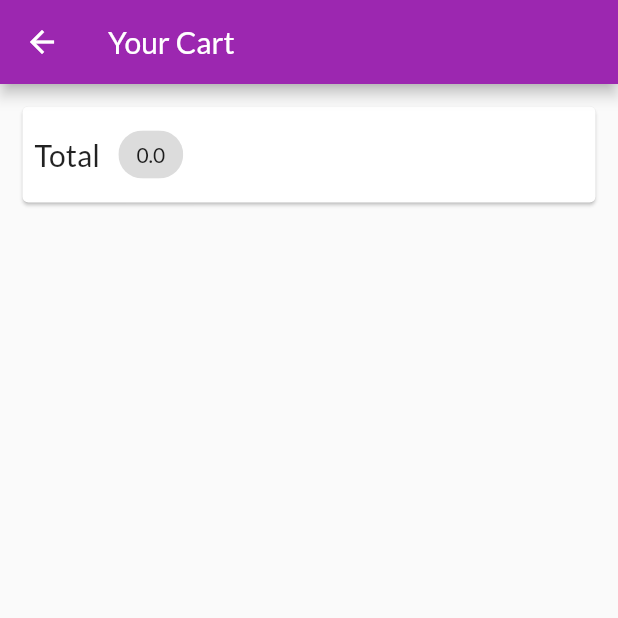
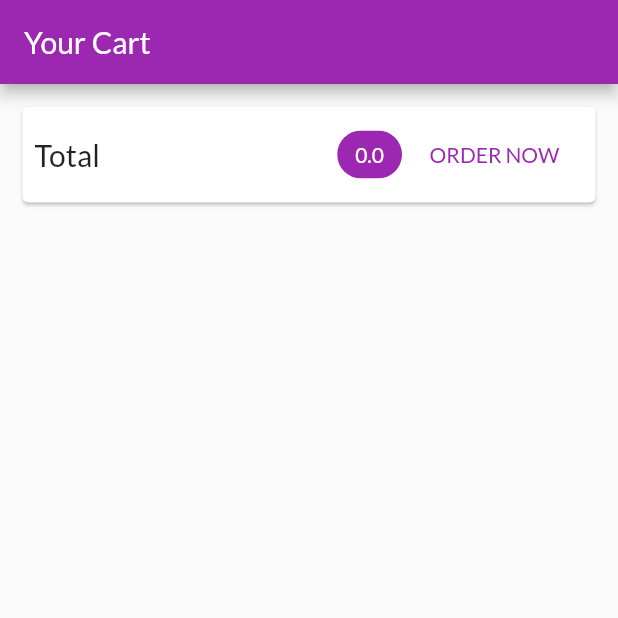
Before and after one commit to pit304/flutter_shop, a Flutter app: the CartScreen screen opened directly, on a phone screen of 412 x 824 dp, the top half of it. Run offline on Flutter 3.47's test engine with Material 2 defaults, Android fonts, the phone set to English and light mode, and no system bars; network calls fail.

Commit message:
lesson 203: cart screen

```diff
--- a/lib/main.dart
+++ b/lib/main.dart
@@ -3,6 +3,7 @@
 
 import './providers/cart.dart';
 import './providers/products.dart';
+import './screens/cart_screen.dart';
 import './screens/product_detail_screen.dart';
 import './screens/products_overview_screen.dart';
 
@@ -29,6 +30,7 @@
         home: ProductsOverviewScreen(),
         routes: {
           ProductDetailScreen.routeName: (ctx) => ProductDetailScreen(),
+          CartScreen.routeName: (ctx) => CartScreen(),
         },
       ),
     );
--- a/lib/screens/car_screen.dart
+++ /dev/null
@@ -1,38 +0,0 @@
-import 'package:flutter/material.dart';
-import 'package:provider/provider.dart';
-
-import '../providers/cart.dart';
-
-class CartScreen extends StatelessWidget {
-  @override
-  Widget build(BuildContext context) {
-    final cart = Provider.of<Cart>(context);
-    return Scaffold(
-      appBar: AppBar(
-        title: Text('Your Cart'),
-      ),
-      body: Column(
-        children: <Widget>[
-          Card(
-            margin: EdgeInsets.all(15),
-            child: Padding(
-              padding: EdgeInsets.all(8),
-              child: Row(
-                children: <Widget>[
-                  Text(
-                    'Total',
-                    style: TextStyle(fontSize: 20),
-                  ),
-                  SizedBox(
-                    width: 10,
-                  ),
-                  Chip(label: Text(cart.totalAmount.toString()),),
-                ],
-              ),
-            ),
-          ),
-        ],
-      ),
-    );
-  }
-}
--- /dev/null
+++ b/lib/screens/cart_screen.dart
@@ -0,0 +1,68 @@
+import 'package:flutter/material.dart';
+import 'package:provider/provider.dart';
+
+import '../providers/cart.dart' show Cart;
+import '../widgets/cart_item.dart';
+
+class CartScreen extends StatelessWidget {
+  static const routeName = '/cart';
+
+  @override
+  Widget build(BuildContext context) {
+    final cart = Provider.of<Cart>(context);
+    return Scaffold(
+      appBar: AppBar(
+        title: Text('Your Cart'),
+      ),
+      body: Column(
+        children: <Widget>[
+          Card(
+            margin: EdgeInsets.all(15),
+            child: Padding(
+              padding: EdgeInsets.all(8),
+              child: Row(
+                mainAxisAlignment: MainAxisAlignment.spaceBetween,
+                children: <Widget>[
+                  Text(
+                    'Total',
+                    style: TextStyle(fontSize: 20),
+                  ),
+                  Spacer(),
+                  Chip(
+                    label: Text(
+                      cart.totalAmount.toString(),
+                      style: TextStyle(
+                        color:
+                            Theme.of(context).primaryTextTheme.headline6.color,
+                      ),
+                    ),
+                    backgroundColor: Theme.of(context).primaryColor,
+                  ),
+                  FlatButton(
+                    onPressed: () {},
+                    child: Text('ORDER NOW'),
+                    textColor: Theme.of(context).primaryColor,
+                  )
+                ],
+              ),
+            ),
+          ),
+          SizedBox(
+            width: 10,
+          ),
+          Expanded(
+            child: ListView.builder(
+              itemCount: cart.itemCount,
+              itemBuilder: (ctx, index) => CartItem(
+                cart.items.values.toList()[index].id,
+                cart.items.values.toList()[index].price,
+                cart.items.values.toList()[index].quantity,
+                cart.items.values.toList()[index].title,
+              ),
+            ),
+          )
+        ],
+      ),
+    );
+  }
+}
```
Also changed, not shown: lib/screens/products_overview_screen.dart (+5 -2 lines), lib/widgets/cart_item.dart (added, +37 -0 lines).
